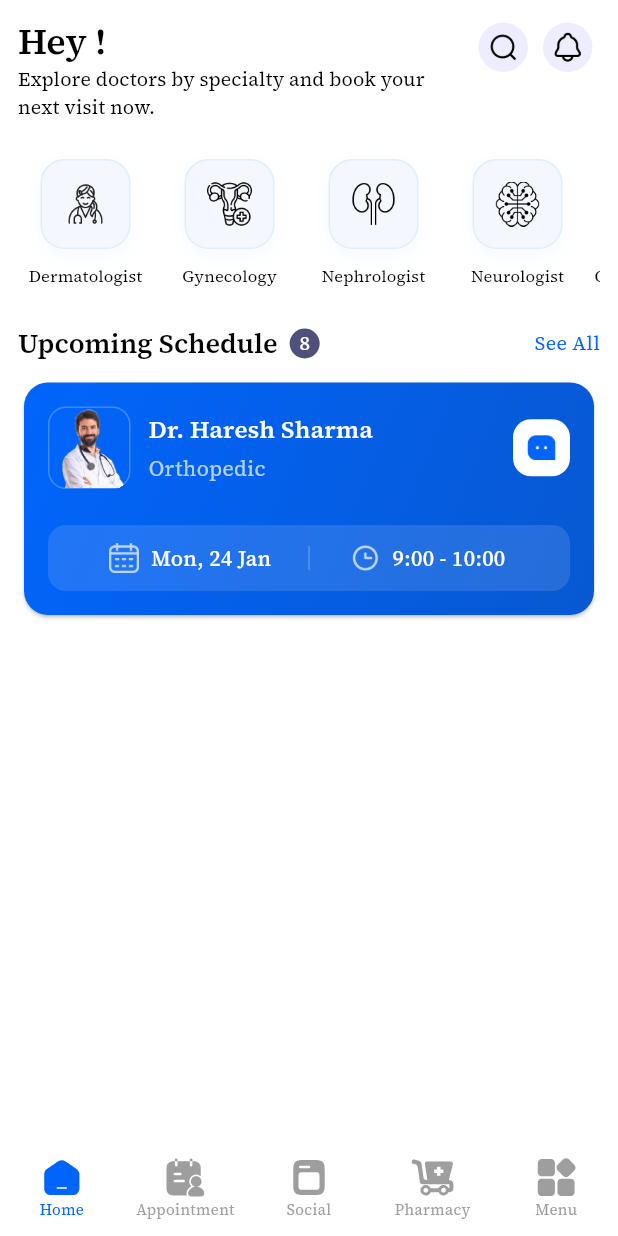
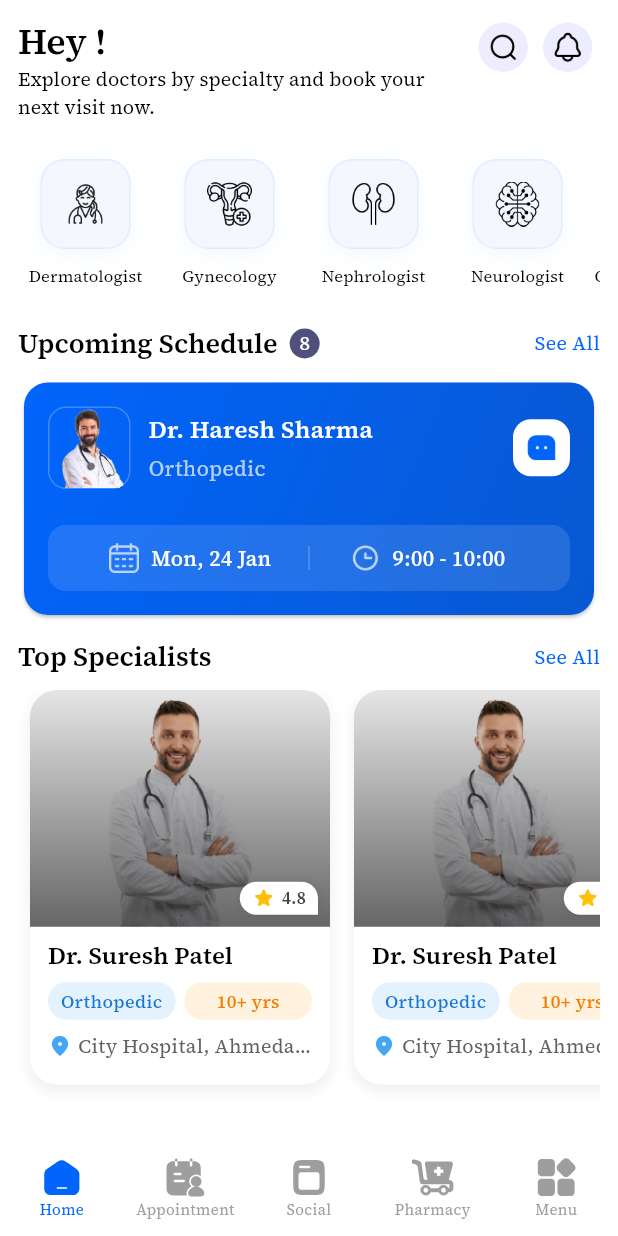
Before and after one commit to NamanGajera/Doctor-House, a Flutter app: the HomeScreen screen opened by its route, on a phone screen of 412 x 824 dp. Run offline on Flutter 3.47's test engine with Material 3 defaults, Android fonts, the phone set to English and light mode, and no system bars; our stand-ins replace animate_do, cloud_firestore, firebase_auth, firebase_core, firebase_storage, flutter_bloc and 12 more; accounts and stored records are empty; project files that could hold a hidden picture were left out.

Commit message:
Top specialist view ui done

```diff
--- a/lib/core/constants/images.dart
+++ b/lib/core/constants/images.dart
@@ -31,3 +31,4 @@ const String doctorProfileImage = 'assets/images/doctor_profile_image.png';
 const String chatIcon = 'assets/images/chat_icon.png';
 const String calenderIcon = 'assets/images/calendar_icon.png';
 const String timerIcon = 'assets/images/timer_icon.png';
+const String doctorSampleImage = 'assets/images/doctor_image.png';
--- a/lib/screens/homeScreen/home_screen.dart
+++ b/lib/screens/homeScreen/home_screen.dart
@@ -4,6 +4,7 @@ import 'package:doctor_house/core/constants/images.dart';
 import 'package:doctor_house/core/constants/widgets.dart';
 import 'package:doctor_house/core/extension/widget_extension.dart';
 import 'package:doctor_house/screens/homeScreen/widgets/doctor_category_list_view.dart';
+import 'package:doctor_house/screens/homeScreen/widgets/top_specialists_view.dart';
 import 'package:doctor_house/screens/homeScreen/widgets/upcoming_schedule_view.dart';
 import 'package:flutter/material.dart';
 
@@ -103,6 +104,30 @@ class _HomeScreenState extends State<HomeScreen> {
 
             /// Upcoming Schedule View
             const UpcomingScheduleView(),
+            const SizedBox(height: 12),
+
+            /// Top Specialists Text
+            Row(
+              mainAxisAlignment: MainAxisAlignment.spaceBetween,
+              children: [
+                Text(
+                  'Top Specialists',
+                  style: Theme.of(context).textTheme.headlineSmall,
+                ),
+                const Text(
+                  'See All',
+                  style: TextStyle(
+                    color: primaryBlueColor,
+                    fontSize: 13,
+                  ),
+                ),
+              ],
+            ),
+            const SizedBox(height: 10),
+
+            /// Top Specialist View
+            const TopSpecialistsView(),
+            const SizedBox(height: 10),
           ],
         ).withPadding(const EdgeInsets.symmetric(horizontal: 12, vertical: 12)),
       ),
--- /dev/null
+++ b/lib/screens/homeScreen/widgets/top_specialists_view.dart
@@ -0,0 +1,221 @@
+import 'package:flutter/material.dart';
+
+import '../../../core/constants/images.dart';
+
+class TopSpecialistsView extends StatefulWidget {
+  const TopSpecialistsView({super.key});
+
+  @override
+  State<TopSpecialistsView> createState() => _TopSpecialistsViewState();
+}
+
+class _TopSpecialistsViewState extends State<TopSpecialistsView> {
+  @override
+  Widget build(BuildContext context) {
+    return SizedBox(
+      height: 275,
+      child: ListView.builder(
+        itemCount: 6,
+        scrollDirection: Axis.horizontal,
+        padding: const EdgeInsets.only(right: 16, left: 8, bottom: 12),
+        itemBuilder: (context, index) {
+          return Container(
+            width: 200,
+            margin: const EdgeInsets.only(right: 16),
+            decoration: BoxDecoration(
+              color: Colors.white,
+              borderRadius: BorderRadius.circular(18),
+              boxShadow: [
+                BoxShadow(
+                  color: Colors.grey.withOpacity(0.15),
+                  spreadRadius: 1,
+                  blurRadius: 6,
+                  offset: const Offset(0, 4),
+                ),
+              ],
+            ),
+            child: Column(
+              crossAxisAlignment: CrossAxisAlignment.start,
+              children: [
+                Expanded(
+                  flex: 6,
+                  child: Stack(
+                    children: [
+                      Container(
+                        decoration: const BoxDecoration(
+                          borderRadius: BorderRadius.only(
+                            topLeft: Radius.circular(18),
+                            topRight: Radius.circular(18),
+                          ),
+                          image: DecorationImage(
+                            image: AssetImage(doctorSampleImage),
+                          ),
+                        ),
+                        child: Container(
+                          decoration: BoxDecoration(
+                            borderRadius: const BorderRadius.only(
+                              topLeft: Radius.circular(18),
+                              topRight: Radius.circular(18),
+                            ),
+                            gradient: LinearGradient(
+                              begin: Alignment.topCenter,
+                              end: Alignment.bottomCenter,
+                              colors: [
+                                Colors.black.withOpacity(0.1),
+                                Colors.black.withOpacity(0.6),
+                              ],
+                            ),
+                          ),
+                        ),
+                      ),
+                      Positioned(
+                        bottom: 8,
+                        right: 8,
+                        child: Container(
+                          padding: const EdgeInsets.symmetric(
+                            horizontal: 8,
+                            vertical: 3,
+                          ),
+                          decoration: BoxDecoration(
+                            color: Colors.white,
+                            borderRadius: const BorderRadius.only(
+                              topRight: Radius.circular(20),
+                              topLeft: Radius.circular(20),
+                              bottomLeft: Radius.circular(20),
+                            ),
+                            boxShadow: [
+                              BoxShadow(
+                                color: Colors.black.withOpacity(0.1),
+                                blurRadius: 4,
+                              ),
+                            ],
+                          ),
+                          child: Row(
+                            mainAxisSize: MainAxisSize.min,
+                            children: [
+                              const Icon(
+                                Icons.star_rounded,
+                                color: Colors.amber,
+                                size: 16,
+                              ),
+                              const SizedBox(width: 4),
+                              Text(
+                                '4.8',
+                                style: TextStyle(
+                                  color: Colors.grey.shade800,
+                                  fontSize: 11,
+                                  fontWeight: FontWeight.w600,
+                                ),
+                              ),
+                            ],
+                          ),
+                        ),
+                      ),
+                    ],
+                  ),
+                ),
+                Expanded(
+                  flex: 4,
+                  child: Padding(
+                    padding: const EdgeInsets.symmetric(horizontal: 12, vertical: 8),
+                    child: Column(
+                      crossAxisAlignment: CrossAxisAlignment.start,
+                      children: [
+                        Text(
+                          'Dr. Suresh Patel',
+                          maxLines: 1,
+                          overflow: TextOverflow.ellipsis,
+                          style: Theme.of(context).textTheme.titleSmall?.copyWith(
+                                fontWeight: FontWeight.w600,
+                                color: Colors.black,
+                              ),
+                        ),
+                        const SizedBox(height: 6),
+                        // Modified tags layout
+                        IntrinsicHeight(
+                          child: Row(
+                            children: [
+                              Expanded(
+                                child: Container(
+                                  padding: const EdgeInsets.symmetric(
+                                    horizontal: 8,
+                                    vertical: 4,
+                                  ),
+                                  decoration: BoxDecoration(
+                                    color: Colors.blue.shade50,
+                                    borderRadius: BorderRadius.circular(12),
+                                  ),
+                                  child: Text(
+                                    'Orthopedic',
+                                    textAlign: TextAlign.center,
+                                    maxLines: 1,
+                                    overflow: TextOverflow.ellipsis,
+                                    style: TextStyle(
+                                      color: Colors.blue.shade700,
+                                      fontSize: 12,
+                                      fontWeight: FontWeight.w500,
+                                    ),
+                                  ),
+                                ),
+                              ),
+                              const SizedBox(width: 6),
+                              Expanded(
+                                child: Container(
+                                  padding: const EdgeInsets.symmetric(
+                                    horizontal: 8,
+                                    vertical: 4,
+                                  ),
+                                  decoration: BoxDecoration(
+                                    color: Colors.orange.shade50,
+                                    borderRadius: BorderRadius.circular(12),
+                                  ),
+                                  child: Text(
+                                    '10+ yrs',
+                                    textAlign: TextAlign.center,
+                                    maxLines: 1,
+                                    overflow: TextOverflow.ellipsis,
+                                    style: TextStyle(
+                                      color: Colors.orange.shade700,
+                                      fontSize: 12,
+                                      fontWeight: FontWeight.w500,
+                                    ),
+                                  ),
+                                ),
+                              ),
+                            ],
+                          ),
+                        ),
+                        const SizedBox(height: 8),
+                        Row(
+                          children: [
+                            Icon(
+                              Icons.location_on_rounded,
+                              color: Colors.blue.shade400,
+                              size: 16,
+                            ),
+                            const SizedBox(width: 4),
+                            Expanded(
+                              child: Text(
+                                'City Hospital, Ahmedabad',
+                                maxLines: 1,
+                                overflow: TextOverflow.ellipsis,
+                                style: TextStyle(
+                                  color: Colors.grey.shade700,
+                                  fontSize: 13,
+                                ),
+                              ),
+                            ),
+                          ],
+                        ),
+                      ],
+                    ),
+                  ),
+                ),
+              ],
+            ),
+          );
+        },
+      ),
+    );
+  }
+}
```
Also changed, not shown: lib/screens/widgets/bottom_bar_screen.dart (+10 -22 lines), assets/images/doctor_image.png (added).
